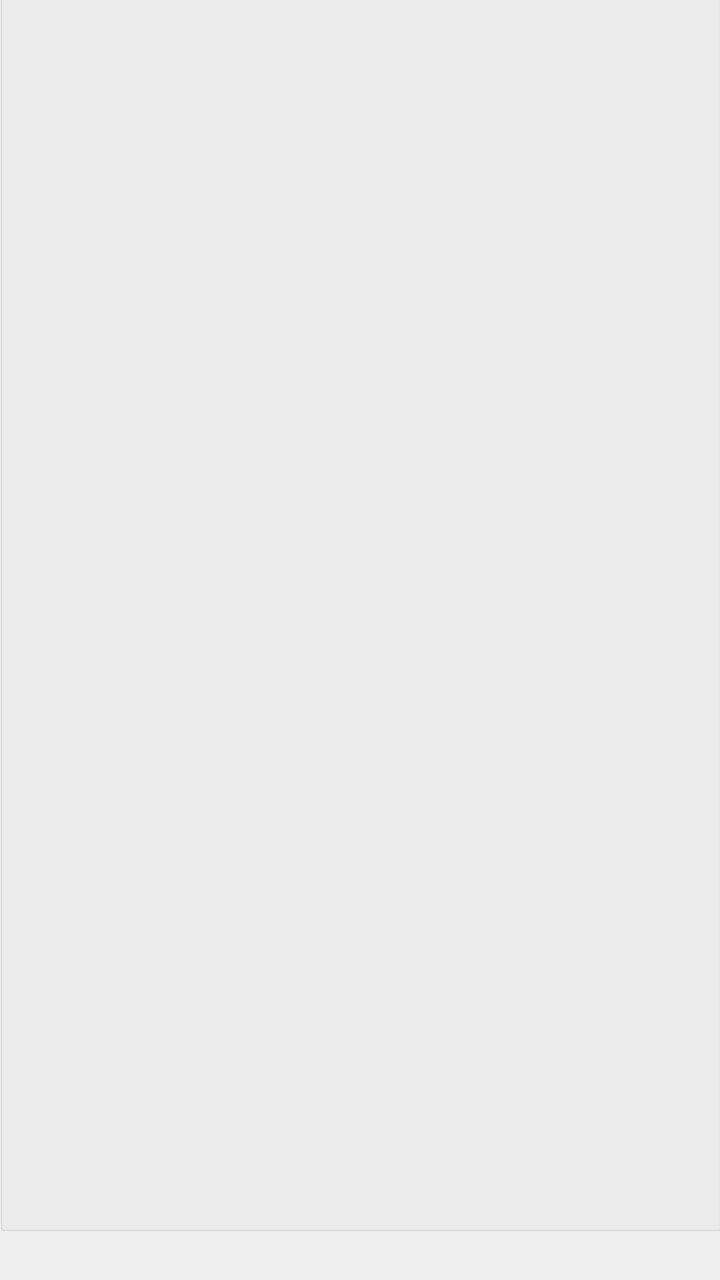
Before: the Qt Designer form mainwindow.ui in dylondark/cob-taylor-games, drawn with Qt 5.
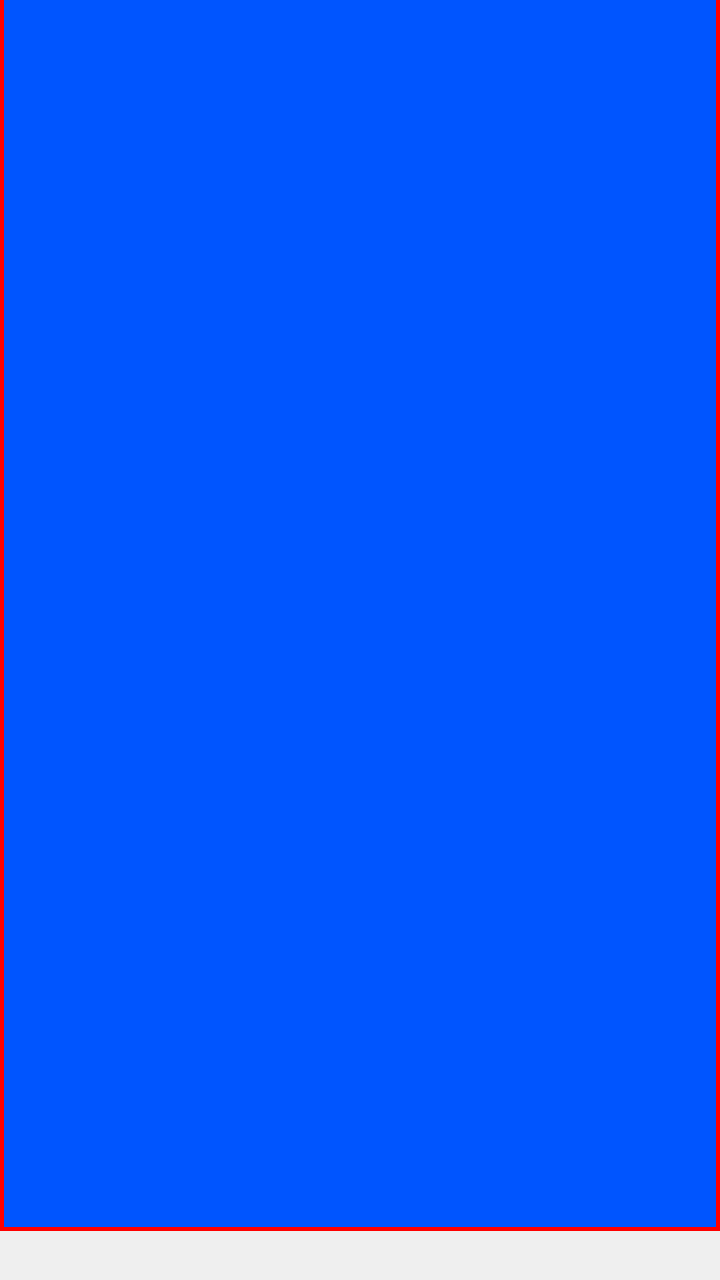
After: the same form once the commit is applied.

Commit message: Apply blue background and red border to menubox for visibility

The edit to the form file:
```diff
--- a/mainwindow.ui
+++ b/mainwindow.ui
@@ -25,10 +25,17 @@
      <rect>
       <x>0</x>
       <y>-10</y>
-      <width>721</width>
+      <width>720</width>
       <height>1241</height>
      </rect>
     </property>
+    <property name="autoFillBackground">
+     <bool>false</bool>
+    </property>
+    <property name="styleSheet">
+     <string notr="true">background-color: rgb(0, 85, 255);
+border: 4px solid red;</string>
+    </property>
     <property name="title">
      <string/>
     </property>
```
